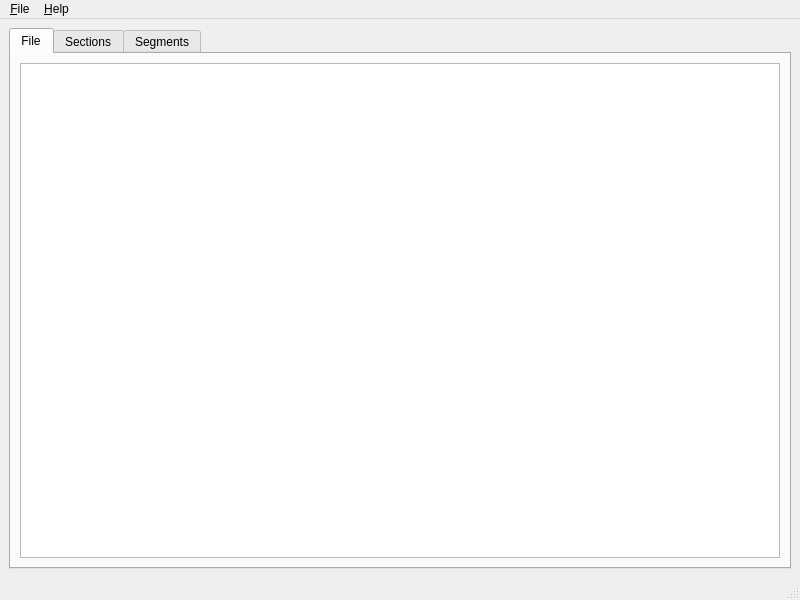
The window that edhelind/mainwindow.ui (bregma/edhelind) describes before a commit, drawn with Qt 5.
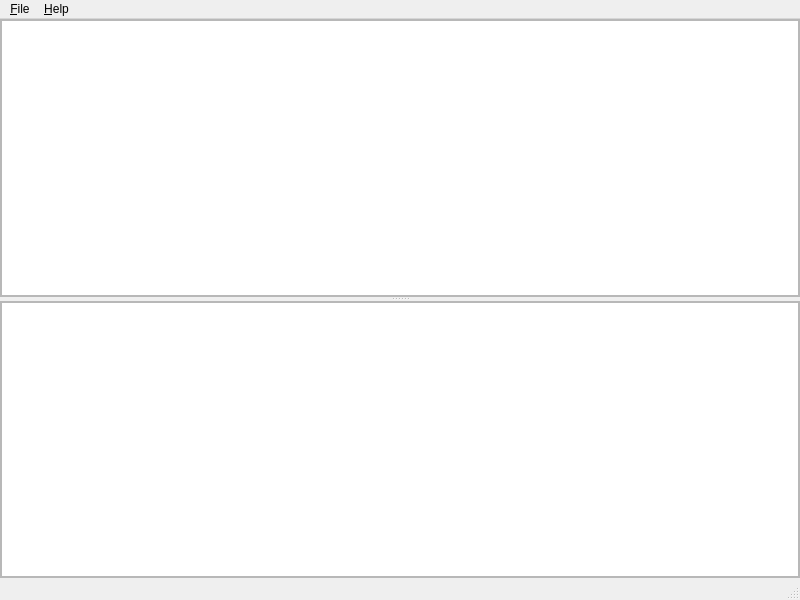
The same window after the commit.

```diff
--- a/edhelind/mainwindow.ui
+++ b/edhelind/mainwindow.ui
@@ -15,49 +15,86 @@
   </property>
   <widget class="QWidget" name="centralwidget">
    <layout class="QVBoxLayout" name="verticalLayout">
+    <property name="leftMargin">
+     <number>0</number>
+    </property>
+    <property name="topMargin">
+     <number>0</number>
+    </property>
+    <property name="rightMargin">
+     <number>0</number>
+    </property>
+    <property name="bottomMargin">
+     <number>0</number>
+    </property>
     <item>
-     <widget class="QTabWidget" name="tabs">
-      <property name="currentIndex">
-       <number>0</number>
+     <widget class="QSplitter" name="splitter">
+      <property name="orientation">
+       <enum>Qt::Vertical</enum>
       </property>
-      <widget class="QWidget" name="file_tab">
-       <attribute name="title">
-        <string>File</string>
-       </attribute>
-       <attribute name="toolTip">
-        <string>ELF file information</string>
-       </attribute>
-       <layout class="QVBoxLayout" name="verticalLayout_4">
-        <item>
-         <widget class="QTableWidget" name="file_info"/>
-        </item>
-       </layout>
+      <widget class="QScrollArea" name="scrollArea">
+       <property name="widgetResizable">
+        <bool>true</bool>
+       </property>
+       <widget class="QWidget" name="scrollAreaWidgetContents">
+        <property name="geometry">
+         <rect>
+          <x>0</x>
+          <y>0</y>
+          <width>798</width>
+          <height>273</height>
+         </rect>
+        </property>
+        <layout class="QVBoxLayout" name="verticalLayout_2">
+         <property name="leftMargin">
+          <number>0</number>
+         </property>
+         <property name="topMargin">
+          <number>0</number>
+         </property>
+         <property name="rightMargin">
+          <number>0</number>
+         </property>
+         <property name="bottomMargin">
+          <number>0</number>
+         </property>
+         <item>
+          <widget class="QTreeView" name="tree_view_"/>
+         </item>
+        </layout>
+       </widget>
       </widget>
-      <widget class="QWidget" name="sections_tab">
-       <attribute name="title">
-        <string>Sections</string>
-       </attribute>
-       <attribute name="toolTip">
-        <string>ELF sections</string>
-       </attribute>
-       <layout class="QVBoxLayout" name="verticalLayout_3">
-        <item>
-         <widget class="QTreeView" name="section_tree"/>
-        </item>
-       </layout>
-      </widget>
-      <widget class="QWidget" name="segments_tab">
-       <attribute name="title">
-        <string>Segments</string>
-       </attribute>
-       <attribute name="toolTip">
-        <string>ELF program segments</string>
-       </attribute>
-       <layout class="QVBoxLayout" name="verticalLayout_2">
-        <item>
-         <widget class="QTreeView" name="segment_tree"/>
-        </item>
-       </layout>
+      <widget class="QScrollArea" name="scrollArea_2">
+       <property name="widgetResizable">
+        <bool>true</bool>
+       </property>
+       <widget class="QWidget" name="scrollAreaWidgetContents_2">
+        <property name="geometry">
+         <rect>
+          <x>0</x>
+          <y>0</y>
+          <width>798</width>
+          <height>273</height>
+         </rect>
+        </property>
+        <layout class="QVBoxLayout" name="verticalLayout_3">
+         <property name="leftMargin">
+          <number>0</number>
+         </property>
+         <property name="topMargin">
+          <number>0</number>
+         </property>
+         <property name="rightMargin">
+          <number>0</number>
+         </property>
+         <property name="bottomMargin">
+          <number>0</number>
+         </property>
+         <item>
+          <widget class="QPlainTextEdit" name="text_view_"/>
+         </item>
+        </layout>
+       </widget>
       </widget>
      </widget>
     </item>
```
Left out of the diff: 2 changed lines with no effect on the pictures.
